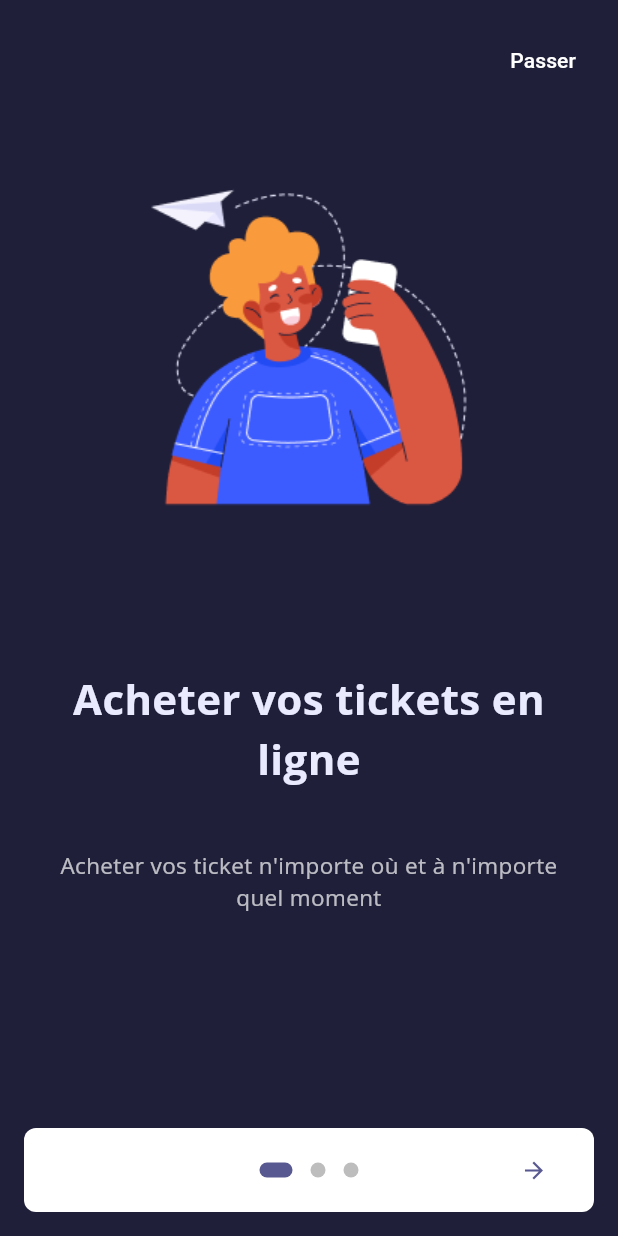
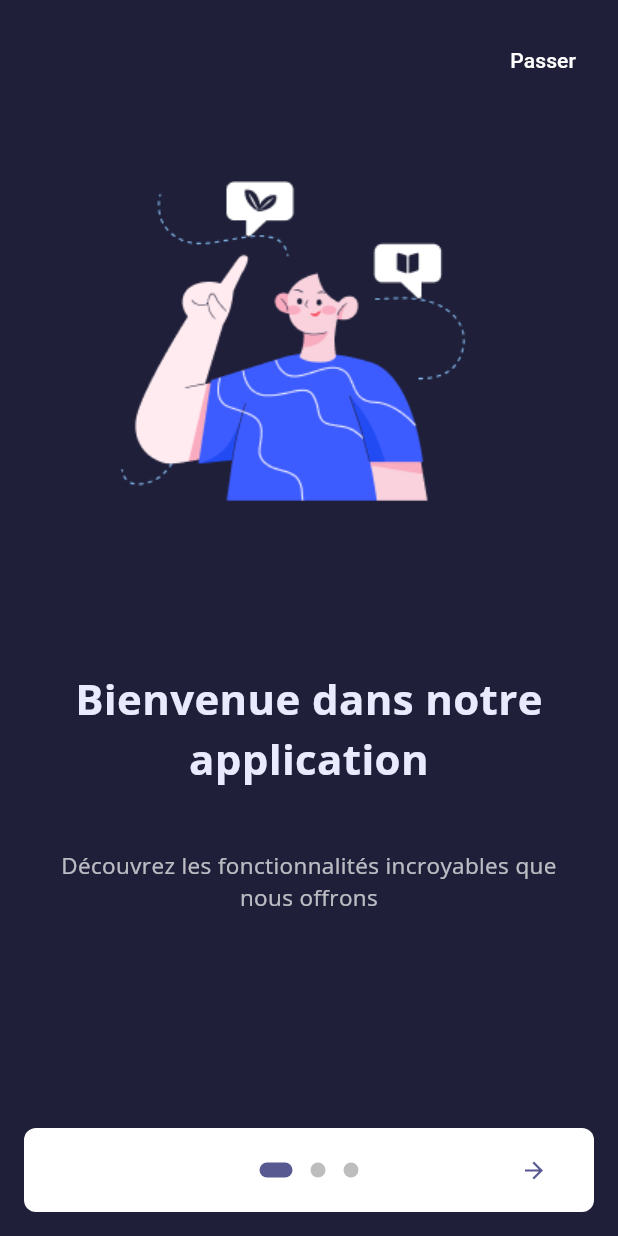
Before and after one commit to fantome1/delivery-gaz-app, a Flutter app: the screen it shows after launch, on a phone screen of 412 x 824 dp. Run offline on Flutter 3.47's test engine with Material 2 defaults, Android fonts, the phone set to English and light mode, and no system bars; drawn by our look-alikes of introduction_screen; our stand-ins replace google_fonts, intl_phone_field, pinput.

Commit message:
updated on onboarding page

```diff
--- a/lib/onboarding_page.dart
+++ b/lib/onboarding_page.dart
@@ -69,22 +69,22 @@ class _OnboardingPageState extends State<OnboardingPage> {
       ),
       pages: [
         PageViewModel(
-          title: "Acheter vos tickets en ligne",
-          body: "Acheter vos ticket n'importe où et à n'importe quel moment",
+          title: "Bienvenue dans notre application",
+          body: "Découvrez les fonctionnalités incroyables que nous offrons",
+          image: _buildImage('img2.png'),
+          decoration: pageDecoration,
+        ),
+        PageViewModel(
+          title: "Facile à utiliser",
+          body:
+              "Notre application est conçue pour être conviviale et intuitive",
           image: _buildImage('img1.png'),
           decoration: pageDecoration,
         ),
         PageViewModel(
-          title: "Rester en alerte et réagisser vite",
-          body:
-              "Rester informé des départs et d’arrivées des cars de transport",
-          image: _buildImage('img2.png'),
-          decoration: pageDecoration,
-        ),
-        PageViewModel(
-            title: "Devenez un abonné de la compagnie",
+            title: "Commandez en ligne",
             body:
-                "Bénéficiez des offres exceptionnelles et des bonus  des compagnies de transport",
+                "Commandez facilement des bouteiles de gaz depuis votre smartphone",
             image: _buildImage('img3.png'),
             decoration: pageDecoration,
             footer: Container(
--- a/lib/pages/home_page.dart
+++ b/lib/pages/home_page.dart
@@ -1,7 +1,6 @@
 import 'package:flutter/material.dart';
 import 'package:gaz_app/constants.dart';
 import 'package:google_fonts/google_fonts.dart';
-import 'package:google_nav_bar/google_nav_bar.dart';
 
 class HomePage extends StatefulWidget {
   const HomePage({super.key});
```
